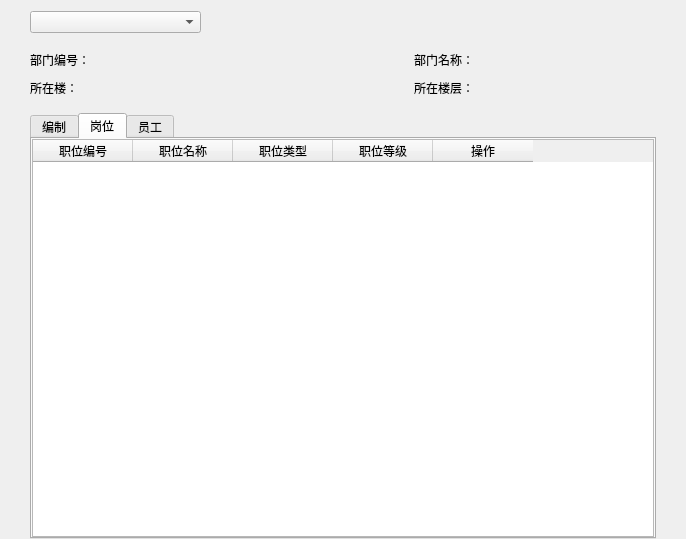
Before: the Qt Designer form 王景岳/project/EmployeeSystem/subpage_emp/dept_pos_emp.ui in Faran-sward/EmployeeSystem, drawn with Qt 5.
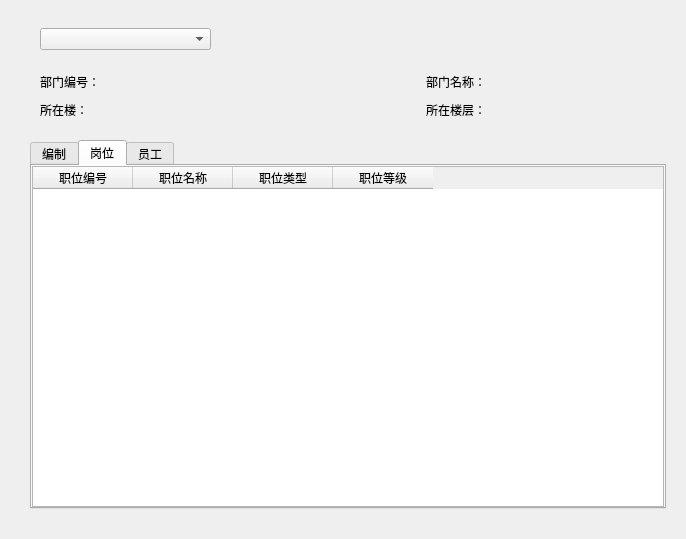
After: the same form once the commit is applied. The open tabs and pages were chosen to show the change.

```diff
--- a/王景岳/project/EmployeeSystem/subpage_emp/dept_pos_emp.ui
+++ b/王景岳/project/EmployeeSystem/subpage_emp/dept_pos_emp.ui
@@ -21,20 +21,20 @@
     <number>30</number>
    </property>
    <property name="topMargin">
-    <number>10</number>
+    <number>15</number>
    </property>
    <property name="rightMargin">
-    <number>30</number>
+    <number>20</number>
    </property>
    <property name="bottomMargin">
-    <number>0</number>
+    <number>30</number>
    </property>
    <item>
     <widget class="QWidget" name="widget_2" native="true">
      <property name="minimumSize">
       <size>
        <width>0</width>
-       <height>24</height>
+       <height>36</height>
       </size>
      </property>
      <property name="maximumSize">
@@ -48,7 +48,7 @@
        <number>0</number>
       </property>
       <property name="leftMargin">
-       <number>0</number>
+       <number>10</number>
       </property>
       <property name="topMargin">
        <number>0</number>
@@ -98,13 +98,16 @@
     <widget class="QWidget" name="widget" native="true">
      <layout class="QGridLayout" name="gridLayout">
       <property name="leftMargin">
-       <number>0</number>
+       <number>10</number>
       </property>
       <property name="topMargin">
-       <number>0</number>
+       <number>5</number>
+      </property>
+      <property name="rightMargin">
+       <number>5</number>
       </property>
       <property name="bottomMargin">
-       <number>0</number>
+       <number>5</number>
       </property>
       <property name="horizontalSpacing">
        <number>5</number>
@@ -331,11 +334,6 @@
            <string>职位等级</string>
           </property>
          </column>
-         <column>
-          <property name="text">
-           <string>操作</string>
-          </property>
-         </column>
         </widget>
        </item>
       </layout>
```
Left out of the diff: 2 changed lines with no effect on the pictures.
